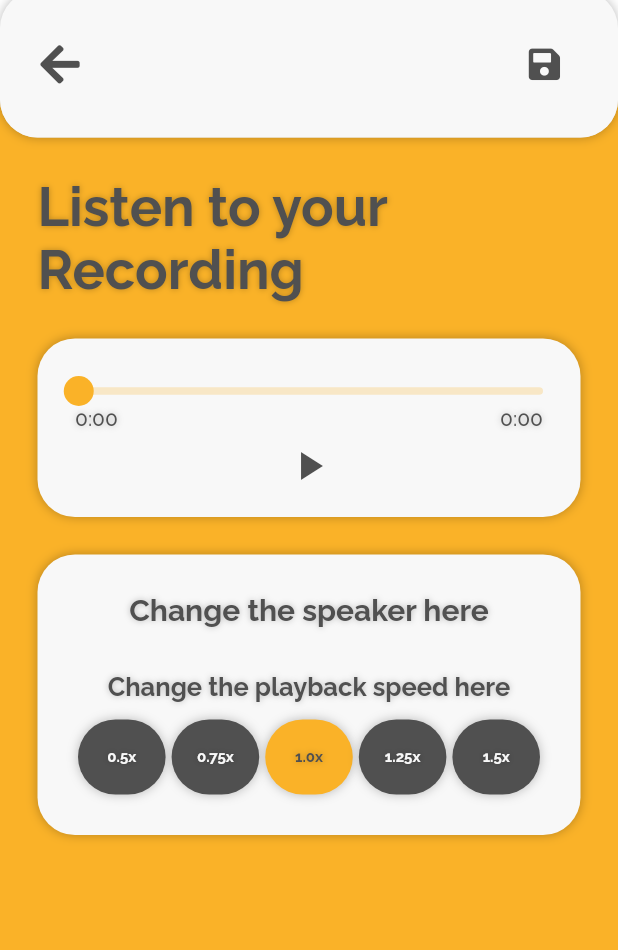
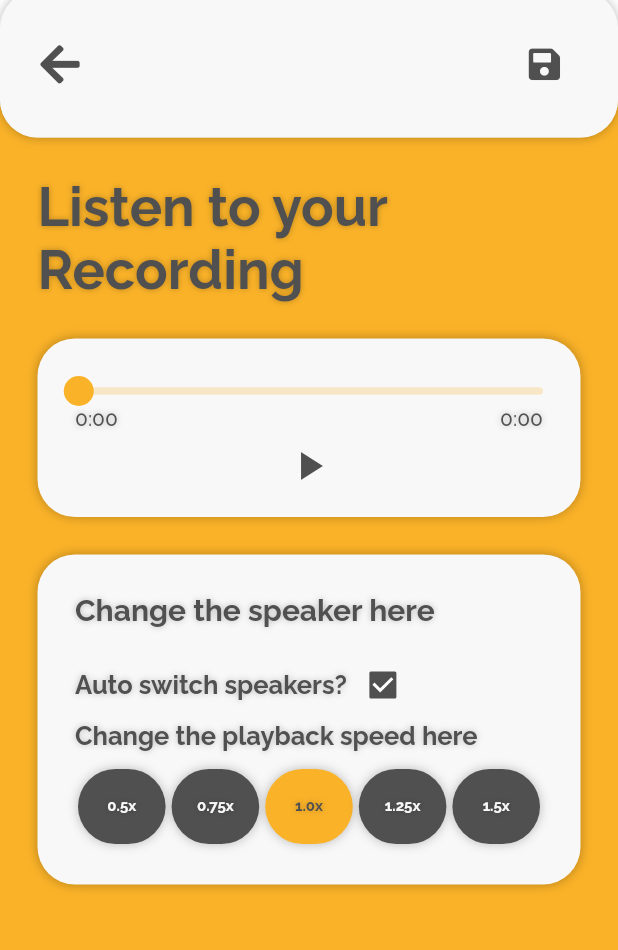
Before and after one commit to JoakimMellonn/Mellonn-Speak, a Flutter app: the TranscriptionEditPage screen opened directly with empty values, on a phone screen of 412 x 824 dp, the part 101-1051 px from its top. Run offline on Flutter 3.47's test engine with Material 2 defaults, Android fonts, the phone set to English and light mode, and no system bars; drawn by our look-alikes of audio_video_progress_bar; our stand-ins replace file_picker, font_awesome_flutter, google_fonts, just_audio, numberpicker; missing offline and left inert: amplify_api, amplify_auth_cognito, amplify_datastore, amplify_datastore_plugin_interface, amplify_flutter, amplify_storage_s3 and 2 more; network calls fail; statements that could not run were skipped.

Commit message:
Added auto switch toggle

```diff
--- a/mellonnSpeak/lib/pages/home/recordings/transcriptionPages/editingPages/speakerEdit/transcriptionEditPage.dart
+++ b/mellonnSpeak/lib/pages/home/recordings/transcriptionPages/editingPages/speakerEdit/transcriptionEditPage.dart
@@ -29,6 +29,7 @@ Transcription widgetTranscription = Transcription(
 );
 Duration lastPosition = Duration.zero;
 int lastSpeaker = 0;
+bool autoSwitchSpeaker = true;
 
 class TranscriptionEditPage extends StatefulWidget {
   final String id;
@@ -347,12 +348,16 @@ class _TranscriptionEditPageState extends State<TranscriptionEditPage> {
                     ),
                   ),
 
+                  ///
+                  ///Speaker editing box
+                  ///
                   StandardBox(
                     margin: EdgeInsets.fromLTRB(25, 0, 25, 0),
                     child: Column(
                       children: [
                         ///Box Title
                         Container(
+                          alignment: Alignment.topLeft,
                           margin: EdgeInsets.only(bottom: 10),
                           child: Text(
                             'Change the speaker here',
@@ -377,10 +382,34 @@ class _TranscriptionEditPageState extends State<TranscriptionEditPage> {
                         ),
 
                         ///
+                        ///Overwrite speaker checkbox
+                        ///
+                        Container(
+                          alignment: Alignment.topLeft,
+                          margin: EdgeInsets.only(top: 5),
+                          child: Row(
+                            children: [
+                              Text(
+                                'Auto switch speakers?',
+                                style: Theme.of(context).textTheme.headline6,
+                              ),
+                              Checkbox(
+                                value: autoSwitchSpeaker,
+                                onChanged: (value) {
+                                  setState(() {
+                                    autoSwitchSpeaker = value ?? false;
+                                  });
+                                },
+                              ),
+                            ],
+                          ),
+                        ),
+
+                        ///
                         ///Creating the playback speed changer
                         ///
                         Container(
-                          margin: EdgeInsets.only(top: 20),
+                          alignment: Alignment.topLeft,
                           child: Text(
                             'Change the playback speed here',
                             style: Theme.of(context).textTheme.headline6,
@@ -753,6 +782,7 @@ class _PlaybackSpeedWidgetState extends State<PlaybackSpeedWidget> {
             ),
             color: Theme.of(context).colorScheme.primary,
             child: Center(
+              child: FittedBox(
                 child: Text(
                   '${widget.speed}x',
                   style: TextStyle(
@@ -765,6 +795,7 @@ class _PlaybackSpeedWidgetState extends State<PlaybackSpeedWidget> {
                         blurRadius: 5,
                       ),
                     ],
+                  ),
                 ),
               ),
             ),
@@ -790,6 +821,7 @@ class _PlaybackSpeedWidgetState extends State<PlaybackSpeedWidget> {
             ),
             color: Theme.of(context).colorScheme.secondary,
             child: Center(
+              child: FittedBox(
                 child: Text(
                   '${widget.speed}x',
                   style: TextStyle(
@@ -802,6 +834,7 @@ class _PlaybackSpeedWidgetState extends State<PlaybackSpeedWidget> {
                         blurRadius: 5,
                       ),
                     ],
+                  ),
                 ),
               ),
             ),
--- a/mellonnSpeak/lib/pages/home/recordings/transcriptionPages/editingPages/speakerEdit/transcriptionEditProvider.dart
+++ b/mellonnSpeak/lib/pages/home/recordings/transcriptionPages/editingPages/speakerEdit/transcriptionEditProvider.dart
@@ -1,4 +1,5 @@
 import 'package:flutter/material.dart';
+import 'package:mellonnSpeak/pages/home/recordings/transcriptionPages/editingPages/speakerEdit/transcriptionEditPage.dart';
 import 'package:mellonnSpeak/transcription/transcriptionParsing.dart';
 import 'package:just_audio/just_audio.dart';
 
@@ -439,7 +440,8 @@ class PageManager {
       );
       for (var speakerSwitch in speakerSwitches) {
         if (speakerSwitch.duration >= minDuration &&
-            speakerSwitch.duration <= maxDuration) {
+            speakerSwitch.duration <= maxDuration &&
+            autoSwitchSpeaker) {
           setSpeakerChooser(speakerSwitch.speaker, position);
           switchSpeaker(position, speakerSwitch.speaker);
         }
```
Lines whose indentation alone changed are shown as unchanged.
